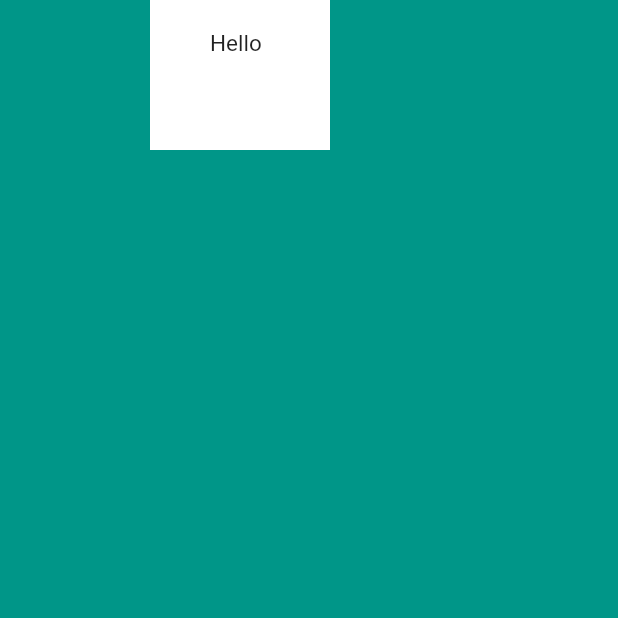
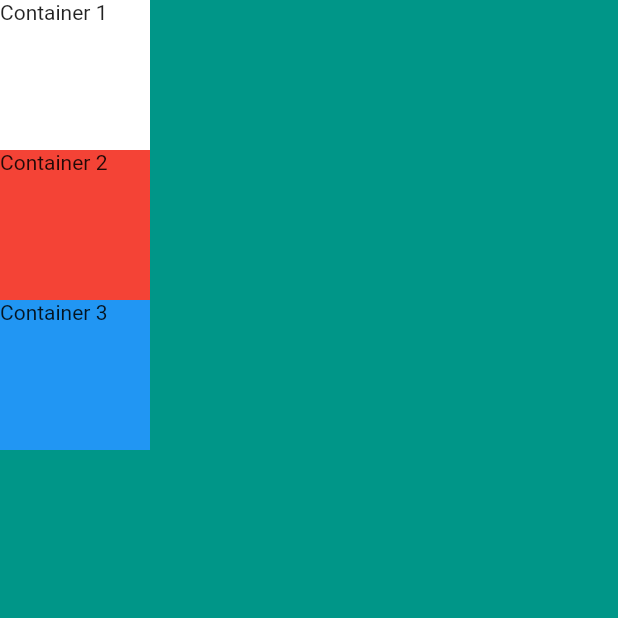
Before and after one commit to MagedGDEV/flutterApps, a Flutter app: the screen it shows after launch, on a phone screen of 412 x 824 dp, the top half of it. Run offline on Flutter 3.47's test engine with Material 2 defaults, Android fonts, the phone set to English and light mode, and no system bars.

Commit message:
Columns-1

```diff
--- a/mi_card/lib/main.dart
+++ b/mi_card/lib/main.dart
@@ -14,16 +14,27 @@ class MyApp extends StatelessWidget {
       home: Scaffold(
         backgroundColor: Colors.teal,
         body: SafeArea(
-          child: Container(
-            color: Colors.white,
-            width: 120,
-            height: 100,
-            margin: EdgeInsets.only(left: 100),
-            padding: EdgeInsets.symmetric(vertical: 20, horizontal: 40),
-            child: Text(
-              'Hello',
-              style: TextStyle(fontSize: 15),
-            ),
+          child: Column(
+            children: [
+              Container(
+                color: Colors.white,
+                width: 100,
+                height: 100,
+                child: Text('Container 1'),
+              ),
+              Container(
+                color: Colors.red,
+                width: 100,
+                height: 100,
+                child: Text('Container 2'),
+              ),
+              Container(
+                color: Colors.blue,
+                width: 100,
+                height: 100,
+                child: Text('Container 3'),
+              ),
+            ],
           ),
         ),
       ),
```
Also changed, not shown: 5 other files.
